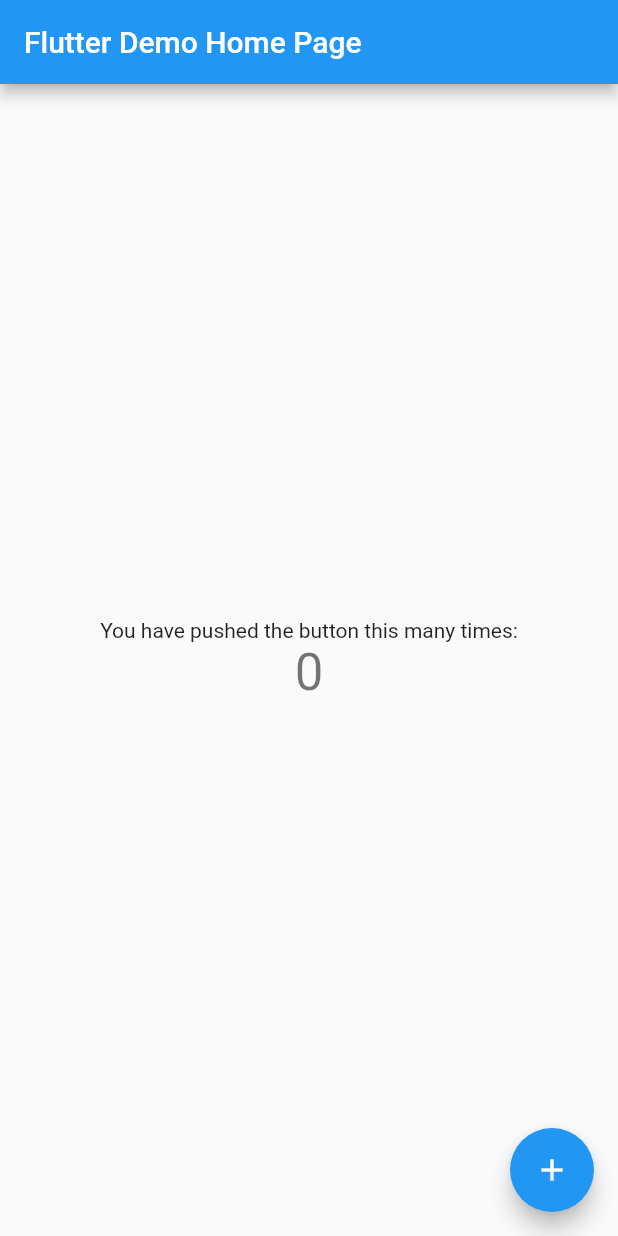
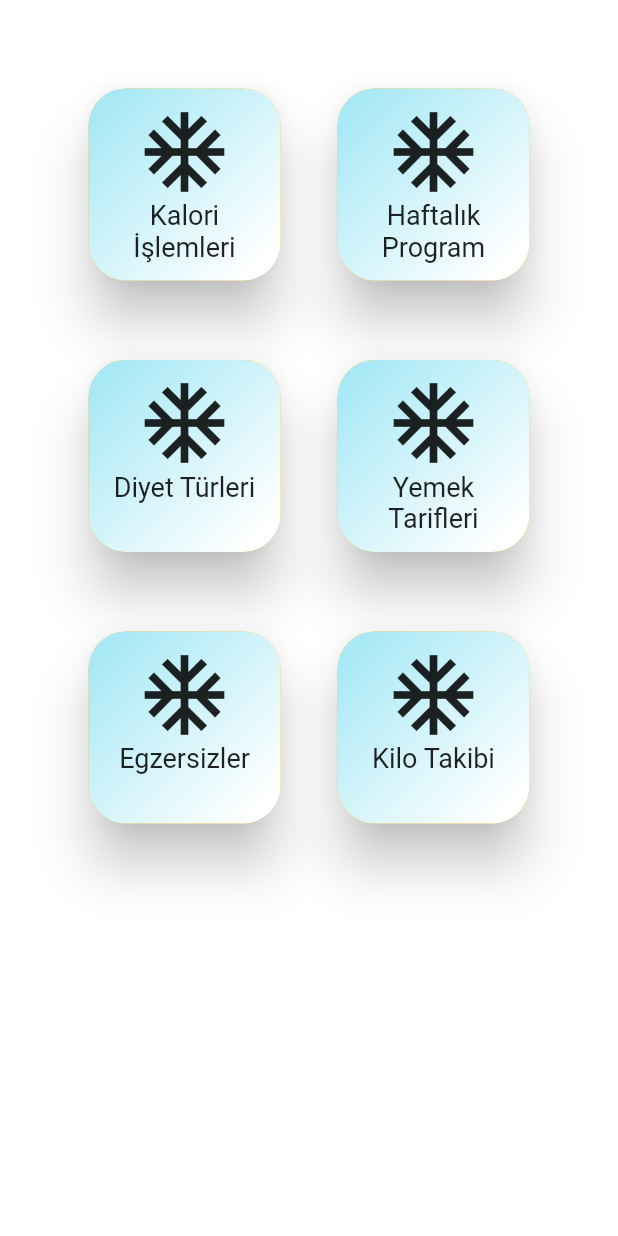
Before and after one commit to AlperenEyibil/diyet, a Flutter app: the screen it shows after launch, on a phone screen of 412 x 824 dp. Run offline on Flutter 3.47's test engine with Material 2 defaults, Android fonts, the phone set to English and light mode, and no system bars.

Commit message:
Ana Sayfa Yapıldı

```diff
--- a/lib/main.dart
+++ b/lib/main.dart
@@ -1,4 +1,7 @@
+import 'package:diyet/screens/weekly_program.dart';
 import 'package:flutter/material.dart';
+
+import 'screens/home_page.dart';
 
 void main() {
   runApp(MyApp());
@@ -9,109 +12,12 @@
   @override
   Widget build(BuildContext context) {
     return MaterialApp(
-      title: 'Flutter Demo',
-      theme: ThemeData(
-        // This is the theme of your application.
-        //
-        // Try running your application with "flutter run". You'll see the
-        // application has a blue toolbar. Then, without quitting the app, try
-        // changing the primarySwatch below to Colors.green and then invoke
-        // "hot reload" (press "r" in the console where you ran "flutter run",
-        // or simply save your changes to "hot reload" in a Flutter IDE).
-        // Notice that the counter didn't reset back to zero; the application
-        // is not restarted.
-        primarySwatch: Colors.blue,
-        // This makes the visual density adapt to the platform that you run
-        // the app on. For desktop platforms, the controls will be smaller and
-        // closer together (more dense) than on mobile platforms.
-        visualDensity: VisualDensity.adaptivePlatformDensity,
-      ),
-      home: MyHomePage(title: 'Flutter Demo Home Page'),
+      //home: HomePage(),
+      initialRoute: "/",
+      routes: {
+        "/":(context)=>HomePage(),
+        "/weekly_program":(context)=>WeeklyProgram(),
+      },
     );
   }
 }
-
-class MyHomePage extends StatefulWidget {
-  MyHomePage({Key key, this.title}) : super(key: key);
-
-  // This widget is the home page of your application. It is stateful, meaning
-  // that it has a State object (defined below) that contains fields that affect
-  // how it looks.
-
-  // This class is the configuration for the state. It holds the values (in this
-  // case the title) provided by the parent (in this case the App widget) and
-  // used by the build method of the State. Fields in a Widget subclass are
-  // always marked "final".
-
-  final String title;
-
-  @override
-  _MyHomePageState createState() => _MyHomePageState();
-}
-
-class _MyHomePageState extends State<MyHomePage> {
-  int _counter = 0;
-
-  void _incrementCounter() {
-    setState(() {
-      // This call to setState tells the Flutter framework that something has
-      // changed in this State, which causes it to rerun the build method below
-      // so that the display can reflect the updated values. If we changed
-      // _counter without calling setState(), then the build method would not be
-      // called again, and so nothing would appear to happen.
-      _counter++;
-    });
-  }
-
-  @override
-  Widget build(BuildContext context) {
-    // This method is rerun every time setState is called, for instance as done
-    // by the _incrementCounter method above.
-    //
-    // The Flutter framework has been optimized to make rerunning build methods
-    // fast, so that you can just rebuild anything that needs updating rather
-    // than having to individually change instances of widgets.
-    return Scaffold(
-      appBar: AppBar(
-        // Here we take the value from the MyHomePage object that was created by
-        // the App.build method, and use it to set our appbar title.
-        title: Text(widget.title),
-      ),
-      body: Center(
-        // Center is a layout widget. It takes a single child and positions it
-        // in the middle of the parent.
-        child: Column(
-          // Column is also a layout widget. It takes a list of children and
-          // arranges them vertically. By default, it sizes itself to fit its
-          // children horizontally, and tries to be as tall as its parent.
-          //
-          // Invoke "debug painting" (press "p" in the console, choose the
-          // "Toggle Debug Paint" action from the Flutter Inspector in Android
-          // Studio, or the "Toggle Debug Paint" command in Visual Studio Code)
-          // to see the wireframe for each widget.
-          //
-          // Column has various properties to control how it sizes itself and
-          // how it positions its children. Here we use mainAxisAlignment to
-          // center the children vertically; the main axis here is the vertical
-          // axis because Columns are vertical (the cross axis would be
-          // horizontal).
-          mainAxisAlignment: MainAxisAlignment.center,
-          children: <Widget>[
-            Text(
-              'You have pushed the button this many times:',
-            ),
-            Text(
-              '$_counter',
-              style: Theme.of(context).textTheme.headline4,
-            ),
-          ],
-        ),
-      ),
-      floatingActionButton: FloatingActionButton(
-        onPressed: _incrementCounter,
-        tooltip: 'Increment',
-        child: Icon(Icons.add),
-      ), // This trailing comma makes auto-formatting nicer for build methods.
-    );
-  }
-}
--- /dev/null
+++ b/lib/screens/home_page.dart
@@ -0,0 +1,60 @@
+import 'package:flutter/cupertino.dart';
+import 'package:flutter/material.dart';
+
+class HomePage extends StatefulWidget {
+  @override
+  _HomePageState createState() => _HomePageState();
+}
+
+class _HomePageState extends State<HomePage> {
+  @override
+  Widget build(BuildContext context) {
+    return Container(
+      color: Colors.white,
+      child: Column(
+        children: [
+          Expanded(
+              child: GridView.count(
+            mainAxisSpacing: 45,
+            padding: EdgeInsets.all(55),
+            crossAxisSpacing: 30,
+            crossAxisCount: 2,
+            children: [
+              customCard(context,"Kalori İşlemleri", Icons.ac_unit,"/weekly_program"),
+              customCard(context,"Haftalık Program", Icons.ac_unit,"/weekly_program"),
+              customCard(context,"Diyet Türleri", Icons.ac_unit,"/weekly_program"),
+              customCard(context,"Yemek Tarifleri", Icons.ac_unit,"/weekly_program"),
+              customCard(context,"Egzersizler", Icons.ac_unit,"/weekly_program"),
+              customCard(context,"Kilo Takibi", Icons.ac_unit,"/weekly_program"),
+            ],
+          ))
+        ],
+      ),
+    );
+  }
+
+  Widget customCard(BuildContext context, String title, IconData icons, String routeName){
+    return Card(
+      elevation: 15,
+      color: Colors.amber,
+      shape: RoundedRectangleBorder(
+          borderRadius: BorderRadius.circular(25)),
+      child: InkWell(
+        borderRadius: BorderRadius.all(Radius.circular(25)),
+        onTap: (){
+          Navigator.pushNamed(context, routeName);
+        },
+        child: Container(
+          padding: EdgeInsets.all(10),
+          decoration: BoxDecoration(gradient: LinearGradient(
+              colors: [Color(0xFFA9E9F6), Colors.white],
+              stops: [0.1,0.9],
+              begin: Alignment.topLeft,
+              end: Alignment.bottomRight
+          ), borderRadius: BorderRadius.all(Radius.circular(25))),
+          child: Center(child: Column(children: [Icon(icons,size: 64,), Text(title, textAlign: TextAlign.center,style: TextStyle(fontSize: 18,),)],),),
+        ),
+      ),
+    );
+  }
+}
--- /dev/null
+++ b/lib/screens/weekly_program.dart
@@ -0,0 +1,13 @@
+import 'package:flutter/cupertino.dart';
+import 'package:flutter/material.dart';
+
+class WeeklyProgram extends StatelessWidget{
+  @override
+  Widget build(BuildContext context) {
+    // TODO: implement build
+    return Scaffold(
+      appBar: AppBar(title: Text("hebele"),),
+    );
+  }
+
+}
```
Also changed, not shown: 1 other file.
